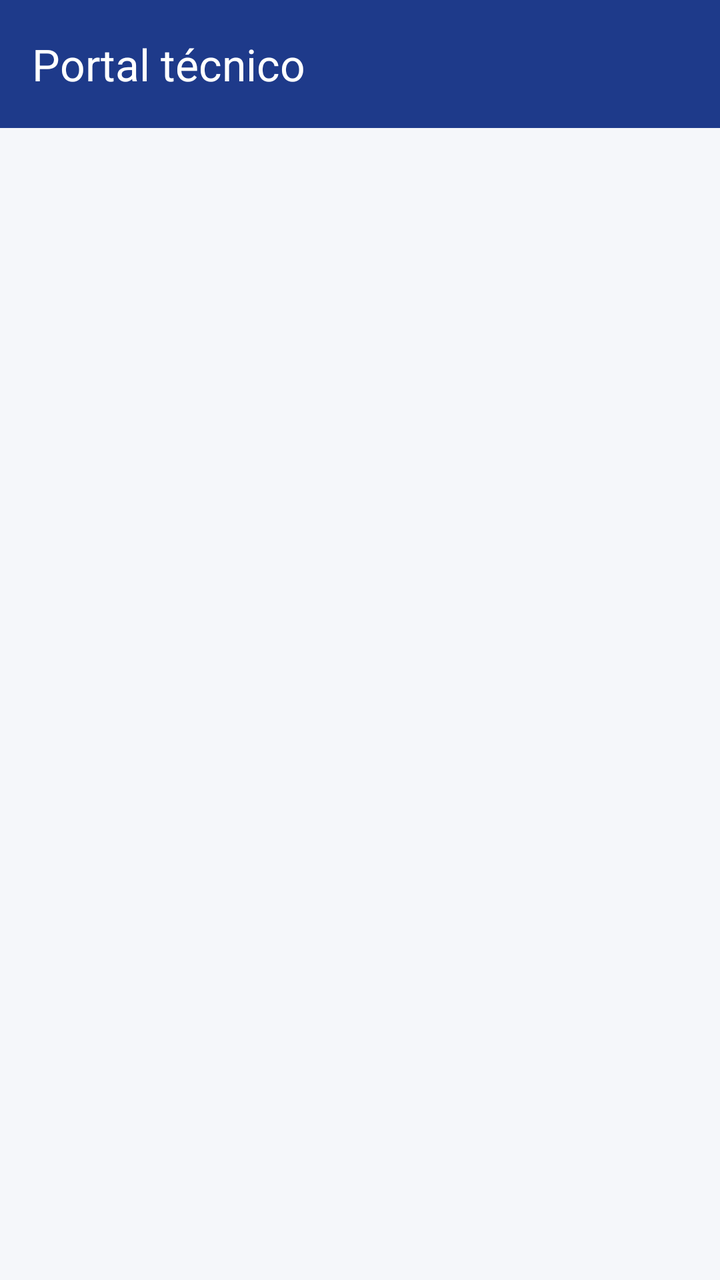
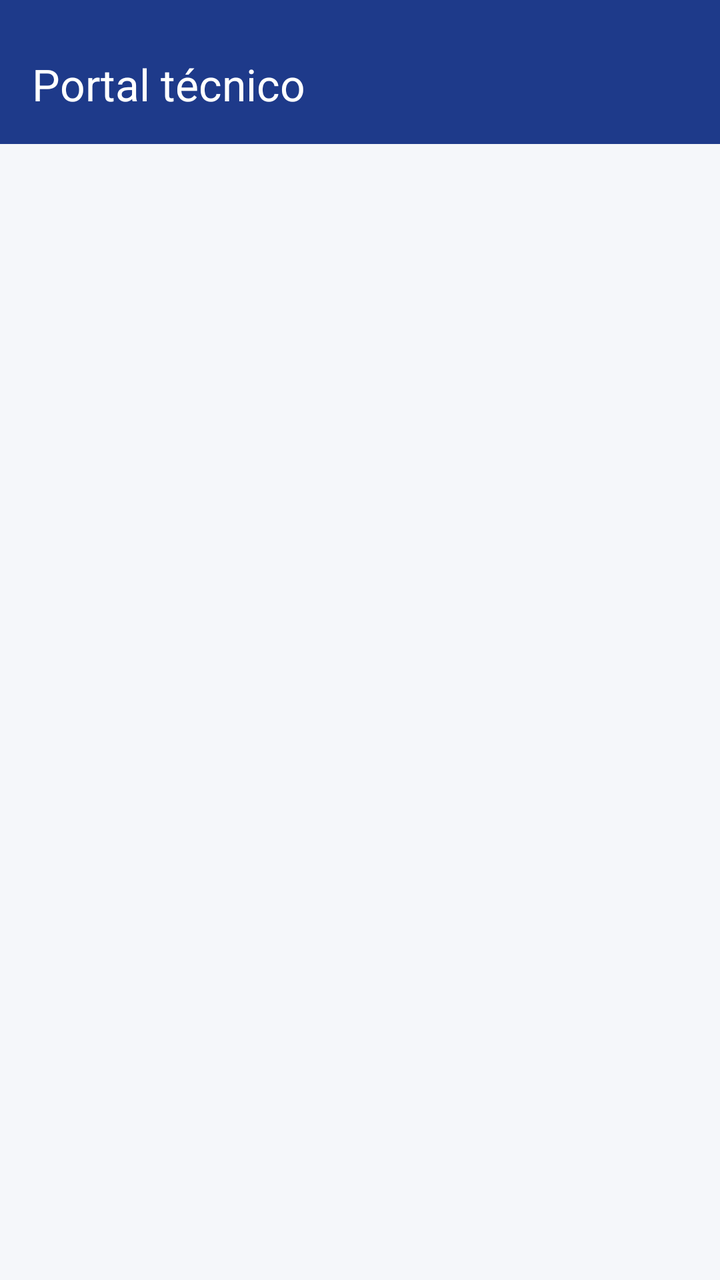

An Android layout rendered at two revisions. The XML below is the earlier revision; the diff shows what the commit changed to produce the second picture.
<!-- AndroidManifest.xml: application theme Theme.Tfgincidenciasfront -->
<!-- res/layout/activity_technician_main.xml -->
<?xml version="1.0" encoding="utf-8"?>
<androidx.constraintlayout.widget.ConstraintLayout xmlns:android="http://schemas.android.com/apk/res/android"
    xmlns:app="http://schemas.android.com/apk/res-auto"
    android:layout_width="match_parent"
    android:layout_height="match_parent">

    <com.google.android.material.appbar.MaterialToolbar
        android:id="@+id/toolbar"
        android:layout_width="0dp"
        android:layout_height="wrap_content"
        android:background="?attr/colorPrimary"
        android:theme="@style/ThemeOverlay.Material3.ActionBar"
        app:title="Portal técnico"
        app:titleTextColor="@android:color/white"
        app:layout_constraintTop_toTopOf="parent"
        app:layout_constraintStart_toStartOf="parent"
        app:layout_constraintEnd_toEndOf="parent" />

    <FrameLayout
        android:id="@+id/technicianFragmentContainer"
        android:layout_width="0dp"
        android:layout_height="0dp"
        app:layout_constraintTop_toBottomOf="@id/toolbar"
        app:layout_constraintBottom_toBottomOf="parent"
        app:layout_constraintStart_toStartOf="parent"
        app:layout_constraintEnd_toEndOf="parent" />

</androidx.constraintlayout.widget.ConstraintLayout>
<!-- resources referenced by this layout -->
<resources>
  <style name="Theme.Tfgincidenciasfront" parent="Base.Theme.Tfgincidenciasfront" />
  <style name="Base.Theme.Tfgincidenciasfront" parent="Theme.Material3.DayNight.NoActionBar">
  
          
          <item name="colorPrimary">@color/primary</item>
          <item name="colorOnPrimary">@color/onPrimary</item>
  
          
          <item name="android:colorBackground">@color/background</item>
  
          
          <item name="colorSurface">@color/surface</item>
          <item name="colorOnSurface">@color/onSurface</item>
  
      </style>
  <color name="primary">#1E3A8A</color>
  <color name="onPrimary">#FFFFFF</color>
  <color name="background">#F5F7FA</color>
  <color name="surface">#FFFFFF</color>
  <color name="onSurface">#111827</color>
</resources>

<!-- the commit's change to res/layout/activity_technician_main.xml (unified diff, before → after) -->
@@ -7,22 +7,23 @@
     <com.google.android.material.appbar.MaterialToolbar
         android:id="@+id/toolbar"
         android:layout_width="0dp"
-        android:layout_height="wrap_content"
+        android:layout_height="72dp"
         android:background="?attr/colorPrimary"
+        android:paddingTop="12dp"
         android:theme="@style/ThemeOverlay.Material3.ActionBar"
+        app:layout_constraintEnd_toEndOf="parent"
+        app:layout_constraintStart_toStartOf="parent"
+        app:layout_constraintTop_toTopOf="parent"
         app:title="Portal técnico"
-        app:titleTextColor="@android:color/white"
-        app:layout_constraintTop_toTopOf="parent"
-        app:layout_constraintStart_toStartOf="parent"
-        app:layout_constraintEnd_toEndOf="parent" />
+        app:titleTextColor="@android:color/white" />
 
     <FrameLayout
         android:id="@+id/technicianFragmentContainer"
         android:layout_width="0dp"
         android:layout_height="0dp"
-        app:layout_constraintTop_toBottomOf="@id/toolbar"
         app:layout_constraintBottom_toBottomOf="parent"
+        app:layout_constraintEnd_toEndOf="parent"
         app:layout_constraintStart_toStartOf="parent"
-        app:layout_constraintEnd_toEndOf="parent" />
+        app:layout_constraintTop_toBottomOf="@id/toolbar" />
 
 </androidx.constraintlayout.widget.ConstraintLayout>
